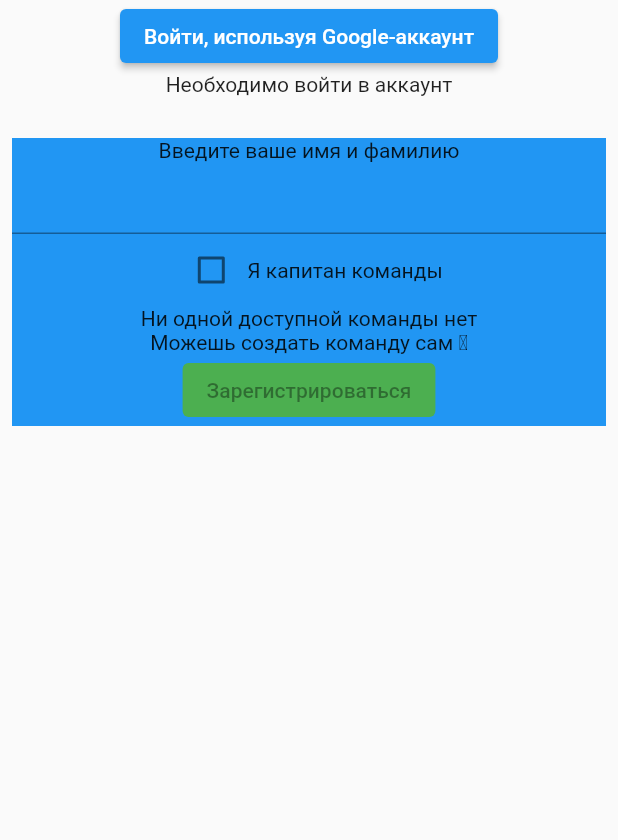
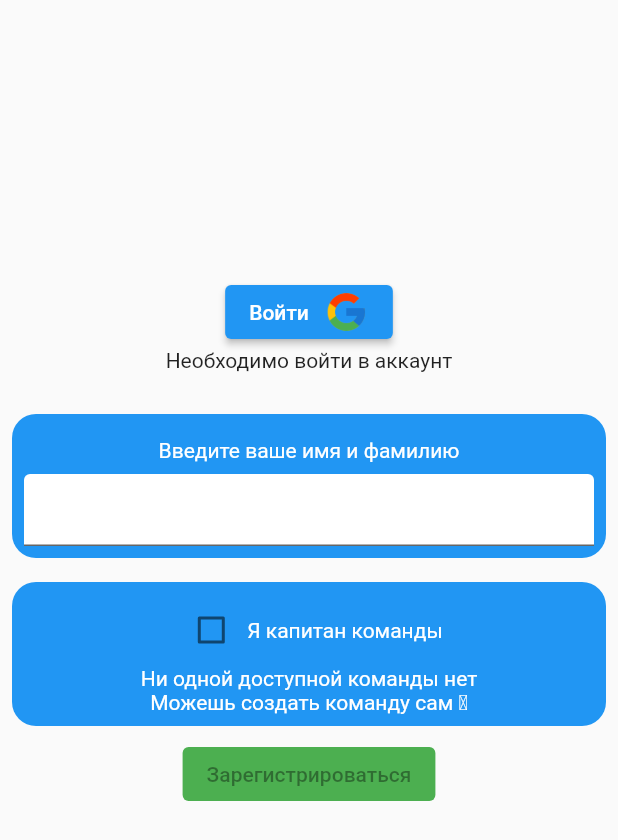
Before and after one commit to Number19thgmail/TeamCF-Admin, a Flutter app: the screen it shows after launch, on a phone screen of 412 x 824 dp. Shown: the top 840 px of the screen. Run offline on Flutter 3.47's test engine with Material 2 defaults, Android fonts, the phone set to English and light mode, and no system bars; our stand-ins replace adaptive_dialog, cloud_firestore, custom_navigation_bar, firebase_auth, firebase_core, fluttertoast and 1 more; missing offline and left inert: date_range_picker, onesignal_flutter; accounts and stored records are empty.

Commit message:
Sing page design

```diff
--- a/team_c_f/lib/element/forecast.dart
+++ b/team_c_f/lib/element/forecast.dart
@@ -1,6 +1,5 @@
 import 'package:flutter/material.dart';
 import 'package:team_c_f/data/match.dart';
-import 'package:team_c_f/element/tour.dart';
 import 'package:team_c_f/page/leaveforecast.dart';
 
 class ForecastView extends StatefulWidget {
--- a/team_c_f/lib/element/selectTeam.dart
+++ b/team_c_f/lib/element/selectTeam.dart
@@ -23,12 +23,23 @@ class _SelectTeamState extends State<SelectTeam> {
   Widget build(BuildContext context) {
     return Column(
       children: [
+        Container(
+          padding: const EdgeInsets.all(8.0),
+          margin: const EdgeInsets.all(8.0),
+          decoration: BoxDecoration(
+            color: Colors.blue,
+            borderRadius: BorderRadius.circular(16.0),
+          ),
+          child: Column(
+            children: [
               Row(
                 mainAxisAlignment: MainAxisAlignment.center,
                 children: [
                   Checkbox(
                     // Чекбокс для капитанов
                     value: capitan,
+                    checkColor: Colors.blue,
+                    activeColor: Colors.white,
                     onChanged: (value) {
                       setState(
                         () {
@@ -37,16 +48,31 @@ class _SelectTeamState extends State<SelectTeam> {
                       );
                     },
                   ),
-            Text('Я капитан команды'),
+                  Text(
+                    'Я капитан команды',
+                    style: TextStyle(
+                      color: Colors.white,
+                    ),
+                  ),
                 ],
               ),
               Container(
                 child: capitan
                     ? Column(
                         children: [
-                    Text('Введите название вашей команды'),
+                          Padding(
+                            padding: const EdgeInsets.all(8.0),
+                            child: Text(
+                              'Введите название вашей команды',
+                              style: TextStyle(
+                                color: Colors.white,
+                              ),
+                            ),
+                          ),
                           TextField(
                             // Ввод названия команды для капитана
+                            decoration: InputDecoration(
+                                fillColor: Colors.white, filled: true),
                             controller: teamController,
                             onChanged: (name) {
                               setState(() {});
@@ -62,14 +88,29 @@ class _SelectTeamState extends State<SelectTeam> {
                         ? Column(
                             // Для пустого списка
                             children: [
-                        Text('Ни одной доступной команды нет'),
-                        Text('Можешь создать команду сам \u261d')
+                              Text(
+                                'Ни одной доступной команды нет',
+                                style: TextStyle(
+                                  color: Colors.white,
+                                ),
+                              ),
+                              Text(
+                                'Можешь создать команду сам \u261d',
+                                style: TextStyle(
+                                  color: Colors.white,
+                                ),
+                              )
                             ],
                           )
                         : Column(
                             // Для непустого списка
                             children: [
-                        Text('Выбери свою команду'),
+                              Text(
+                                'Выбери свою команду',
+                                style: TextStyle(
+                                  color: Colors.white,
+                                ),
+                              ),
                               DropdownButton<String>(
                                 value: teamSelect,
                                 onChanged: (newName) {
@@ -89,6 +130,9 @@ class _SelectTeamState extends State<SelectTeam> {
                                       )
                                       .toList(),
                                 ],
+                              ),
+                            ],
+                          ),
               ),
             ],
           ),
@@ -115,8 +159,7 @@ class _SelectTeamState extends State<SelectTeam> {
                   if (capitan &&
                       !(await DatabaseService().checkTeamName(
                           // Проверка уникальности имени команды
-                          name: teamController.text.trim())))
-                          {
+                          name: teamController.text.trim()))) {
                     Fluttertoast.showToast(
                       msg: 'Команда с таким названием уже зарегистрирована',
                       toastLength: Toast.LENGTH_LONG,
--- a/team_c_f/lib/element/tour.dart
+++ b/team_c_f/lib/element/tour.dart
@@ -8,7 +8,6 @@ import 'package:team_c_f/element/meet.dart';
 import 'package:team_c_f/element/match.dart';
 import 'package:team_c_f/page/leaveforecast.dart';
 import 'package:team_c_f/page/selectmatch.dart';
-import 'package:team_c_f/servise/operationdb.dart';
 
 class ShowTour extends StatefulWidget {
   // Класс, отображающий результаты выбранного тура тура
--- a/team_c_f/lib/main.dart
+++ b/team_c_f/lib/main.dart
@@ -10,10 +10,10 @@ import 'package:firebase_core/firebase_core.dart';
 import 'package:onesignal_flutter/onesignal_flutter.dart';
 
 Future<void> main() async {
-  MyApp();
+  myApp();
 }
 
-MyApp() async {
+myApp() async {
   WidgetsFlutterBinding.ensureInitialized();
   await Firebase.initializeApp(); // Инициализация Firebase
 
--- a/team_c_f/lib/page/home.dart
+++ b/team_c_f/lib/page/home.dart
@@ -1,8 +1,6 @@
 import 'package:flutter/material.dart';
 import 'package:team_c_f/data/currenttour.dart';
 import 'package:team_c_f/element/tour.dart';
-import 'package:team_c_f/page/selectmatch.dart';
-import 'package:team_c_f/view/forecast.dart';
 import 'package:team_c_f/view/emptyschedule.dart';
 import 'package:team_c_f/view/scorers.dart';
 import 'package:team_c_f/view/table.dart';
--- a/team_c_f/lib/page/leaveforecast.dart
+++ b/team_c_f/lib/page/leaveforecast.dart
@@ -2,7 +2,6 @@ import 'package:flutter/material.dart';
 import 'package:team_c_f/data/schedule.dart';
 import 'package:team_c_f/element/forecast.dart';
 import 'package:team_c_f/data/match.dart';
-import 'package:team_c_f/element/tour.dart';
 
 class LeaveForecast extends StatefulWidget {
   final Tour tour;
--- a/team_c_f/lib/page/sign.dart
+++ b/team_c_f/lib/page/sign.dart
@@ -1,12 +1,7 @@
 import 'package:flutter/material.dart';
 import 'package:provider/provider.dart';
 import 'package:team_c_f/data/data.dart';
-import 'package:team_c_f/data/player.dart';
-import 'package:team_c_f/data/team.dart';
-import 'package:team_c_f/data/tournament.dart';
 import 'package:team_c_f/element/selectTeam.dart';
-import 'package:team_c_f/servise/operationdb.dart';
-import 'package:fluttertoast/fluttertoast.dart';
 
 class Sign extends StatefulWidget {
   // Класс отображения страницы входа в Google-аккаунт и регистрации в приложении
@@ -24,8 +19,11 @@ class _SignState extends State<Sign> {
   Widget build(BuildContext context) {
     return Scaffold(
       body: Container(
+        height: double.infinity,
         width: double.infinity,
         child: Column(
+          mainAxisSize: MainAxisSize.max,
+          mainAxisAlignment: MainAxisAlignment.center,
           children: [
             ElevatedButton(
               onPressed: () {
@@ -33,9 +31,18 @@ class _SignState extends State<Sign> {
                     .read<Account>()
                     .changeSignIn(); // Изменение состояния входа в Google-аккаунт
               },
-              child: Text(context.watch<Account>().signIn
-                  ? 'Выбрать другой Google-аккаунт'
-                  : 'Войти, используя Google-аккаунт'),
+              child: Row(
+                mainAxisSize: MainAxisSize.min,
+                children: [
+                  Text(context.watch<Account>().signIn ? 'Выйти' : 'Войти'),
+                  SizedBox(width: 10),
+                  Image(
+                      image: AssetImage('assets/images/google.png'),
+                      fit: BoxFit.fill,
+                      height: 30,
+                    ),
+                ],
+              ),
             ),
             Text(
               context.watch<Account>().signIn
@@ -47,12 +54,26 @@ class _SignState extends State<Sign> {
               height: 20,
             ),
             Container(
+              padding: const EdgeInsets.all(8.0),
               margin: const EdgeInsets.all(8.0),
-              color: Colors.blue,
+              decoration: BoxDecoration(
+                color: Colors.blue,
+                borderRadius: BorderRadius.circular(16.0),
+              ),
               child: Column(
                 children: [
-                  Text('Введите ваше имя и фамилию'),
+                  Padding(
+                    padding: const EdgeInsets.all(8.0),
+                    child: Text(
+                      'Введите ваше имя и фамилию',
+                      style: TextStyle(
+                        color: Colors.white,
+                      ),
+                    ),
+                  ),
                   TextField(
+                    decoration:
+                        InputDecoration(fillColor: Colors.white, filled: true),
                     // Ввод имени участника
                     controller: nameController,
                     onChanged: (str) {
@@ -60,14 +81,14 @@ class _SignState extends State<Sign> {
                     },
                     textAlign: TextAlign.center,
                   ),
-                  SelectTeam(
-                    message: 'Зарегистрироваться',
-                    name:
-                        nameController.text.trim(), //! Узнать передаётся ли имя
-                  ),
                 ],
               ),
             ),
+            SelectTeam(
+              message: 'Зарегистрироваться',
+              name: nameController.text.trim(),
+            ),
+            SizedBox(height: 100,),
           ],
         ),
       ),
--- a/team_c_f/lib/view/team.dart
+++ b/team_c_f/lib/view/team.dart
@@ -1,13 +1,10 @@
 import 'package:flutter/material.dart';
 import 'package:team_c_f/data/data.dart';
-import 'package:team_c_f/data/player.dart';
-import 'package:team_c_f/data/team.dart';
 import 'package:team_c_f/data/tournament.dart';
 import 'package:provider/provider.dart';
 import 'package:team_c_f/element/notconfirmedplayer.dart';
 import 'package:team_c_f/element/selectTeam.dart';
 import 'package:team_c_f/element/team.dart';
-import 'package:team_c_f/servise/operationdb.dart';
 
 class TeamView extends StatefulWidget {
   // Класс, отображающий информацию о команде участника
--- a/team_c_f/pubspec.yaml
+++ b/team_c_f/pubspec.yaml
@@ -58,8 +58,8 @@ flutter:
   uses-material-design: true
 
   # To add assets to your application, add an assets section, like this:
-  # assets:
-  #   - images/a_dot_burr.jpeg
+  assets:
+     - assets/images/
   #   - images/a_dot_ham.jpeg
 
   # An image asset can refer to one or more resolution-specific "variants", see
```
Also changed, not shown: team_c_f/lib/view/table.dart (+2 -47 lines), team_c_f/assets/images/google.png (added), team_c_f/assets/images/google.svg (added), 1 other file. Lines whose indentation alone changed are shown as unchanged.
